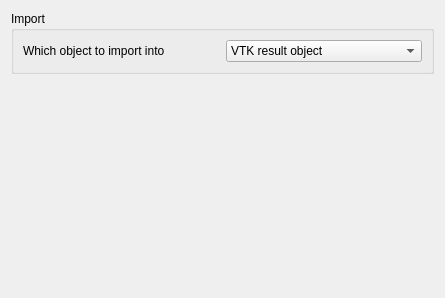
Before: the Qt Designer form src/Mod/Fem/Gui/DlgSettingsFemInOutVtk.ui in southseact-3d/fcd, drawn with Qt 5.
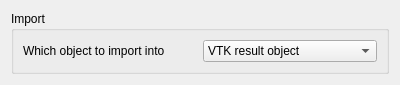
After: the same form once the commit is applied. Custom widgets are drawn as their Qt base class.

Commit message:
[FEM] settings dialogs: uniform width
- some minor changes automatically done by Qt Designer

```diff
--- a/src/Mod/Fem/Gui/DlgSettingsFemInOutVtk.ui
+++ b/src/Mod/Fem/Gui/DlgSettingsFemInOutVtk.ui
@@ -6,8 +6,8 @@
    <rect>
     <x>0</x>
     <y>0</y>
-    <width>445</width>
-    <height>298</height>
+    <width>400</width>
+    <height>79</height>
    </rect>
   </property>
   <property name="windowTitle">
```
The commit also changes 7 other files.
